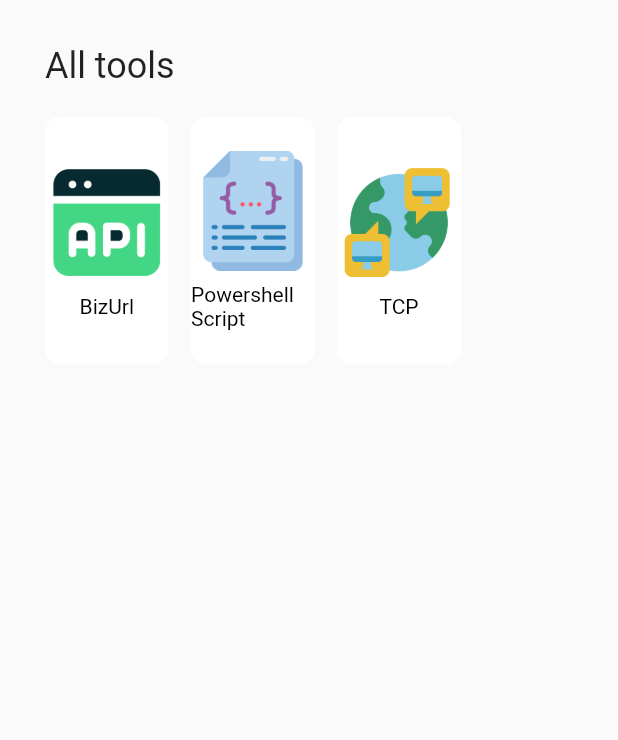
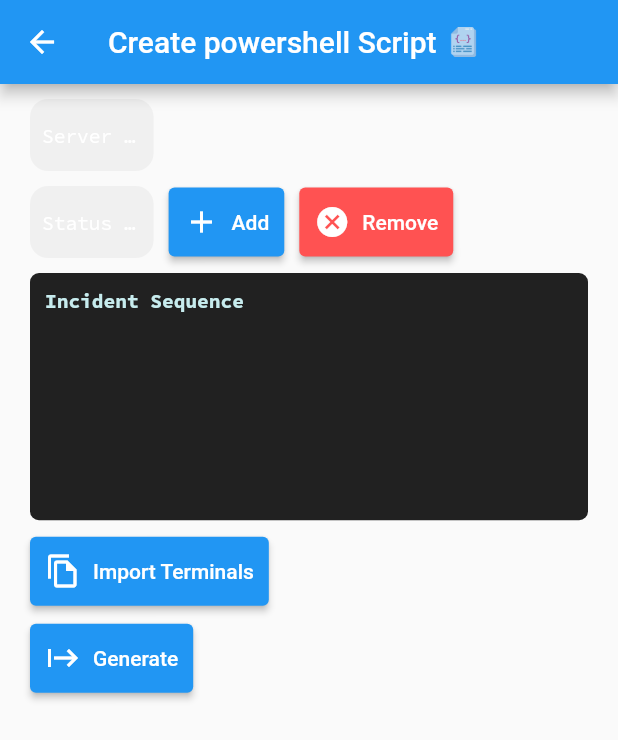
Before and after one commit to shady-bit/LoadTest-tool, a Flutter app: the screen it shows after launch, after a tap on "Powershell Script", on a phone screen of 412 x 824 dp. Shown: the top 740 px of the screen. Run offline on Flutter 3.47's test engine with Material 2 defaults, Android fonts, the phone set to English and light mode, and no system bars; our stand-ins replace csv, file_picker, flutter_zoom_drawer, get, google_fonts, sidebarx and 1 more; missing offline and left inert: window_manager; Roboto replaces fonts that are missing (Ubuntu).

Commit message:
PoweshellScript Screen and service

```diff
--- a/lib/main.dart
+++ b/lib/main.dart
@@ -1,4 +1,5 @@
 import 'package:bbs_utilv2/providers/bizurlUtilProvider.dart';
+import 'package:bbs_utilv2/providers/powerShellScriptProvider.dart';
 import 'package:bbs_utilv2/screens/bizUrlUtilScreen.dart';
 import 'package:flutter/material.dart';
 import 'package:get/get.dart';
@@ -46,6 +47,9 @@ class MyApp extends StatelessWidget {
         providers: [
           Provider<BizUrlProvider>(
             create: (context) => BizUrlProvider(),
+          ),
+          Provider<PowerShellScriptProvider>(
+            create: (context) => PowerShellScriptProvider(),
           )
         ],
         child: const DashboardScreen(),
--- a/lib/screens/dashboardScreen.dart
+++ b/lib/screens/dashboardScreen.dart
@@ -1,5 +1,6 @@
 // ignore: file_names
 import 'package:bbs_utilv2/screens/bizUrlUtilScreen.dart';
+import 'package:bbs_utilv2/screens/powerShellScriptScreen.dart';
 import 'package:flutter/material.dart';
 import 'package:flutter_zoom_drawer/config.dart';
 import 'package:get/get.dart';
@@ -12,22 +13,8 @@ class DashboardScreen extends StatelessWidget {
   @override
   Widget build(BuildContext context) {
     var size = MediaQuery.of(context).size;
-    final ZoomDrawerController z = ZoomDrawerController();
 
     return
-        //   ZoomDrawer(
-        //     controller: z,
-        //     borderRadius: 24,
-        //     style: DrawerStyle.style3,
-        //     // showShadow: true,
-        //     openCurve: Curves.fastOutSlowIn,
-        //     slideWidth: MediaQuery.of(context).size.width * 0.15,
-        //     duration: const Duration(milliseconds: 500),
-        //     // angle: 0.0,
-        //     menuBackgroundColor: Colors.indigo,
-        //     mainScreen:  const BizUrlUtilScreen(),
-        //     menuScreen: Theme(
-        //     data: ThemeData.dark(), child: const MenuScreen()
         Scaffold(
       body: Container(
         padding: const EdgeInsets.all(30),
@@ -58,7 +45,9 @@ class DashboardScreen extends StatelessWidget {
                 size: size,
                 title: "Powershell Script",
                 logoImage: "images/file.png",
-                onPress: () {},
+                onPress: () {
+                  Get.to(() => const PowerShellScriptScreen());
+                },
               ),
               const SizedBox(
                 width: 15,
--- /dev/null
+++ b/lib/screens/powerShellScriptScreen.dart
@@ -0,0 +1,124 @@
+import 'package:bbs_utilv2/providers/powerShellScriptProvider.dart';
+import 'package:flutter/material.dart';
+import 'package:provider/provider.dart';
+
+import '../constants/widgetStyles.dart';
+import '../widgets/incidentSequenceWidget.dart';
+
+class PowerShellScriptScreen extends StatelessWidget {
+  const PowerShellScriptScreen({super.key});
+
+  @override
+  Widget build(BuildContext context) {
+    var size = MediaQuery.of(context).size;
+    return ChangeNotifierProvider(
+        create: ((context) => PowerShellScriptProvider()),
+        builder: (context, child) {
+          final provider = Provider.of<PowerShellScriptProvider>(context);
+          return Scaffold(
+            appBar: AppBar(
+                title: Row(
+              children: [
+                const Text("Create powershell Script"),
+                const SizedBox(
+                  width: 8,
+                ),
+                Hero(
+                  tag: "Powershell Script",
+                  child: Image.asset(
+                    "images/file.png",
+                    height: 20,
+                  ),
+                ),
+              ],
+            )),
+            body: Container(
+                padding: const EdgeInsets.symmetric(horizontal: 20.0),
+                child: Column(
+                  crossAxisAlignment: CrossAxisAlignment.start,
+                  children: [
+                    const SizedBox(
+                      height: 10,
+                    ),
+                    SizedBox(
+                      width: size.width * 0.2,
+                      child: TextField(
+                        controller: provider.serverIpInput,
+                        decoration: WidgetStyles.textFieldDecor("Server Ip"),
+                      ),
+                    ),
+
+                    const SizedBox(
+                      height: 10,
+                    ),
+                    Row(
+                      children: [
+                        SizedBox(
+                          width: size.width * 0.2,
+                          child: TextField(
+                            controller: provider.statusCodeInput,
+                            decoration:
+                                WidgetStyles.textFieldDecor("Status Code"),
+                          ),
+                        ),
+                        const SizedBox(
+                          width: 10,
+                        ),
+                        ElevatedButton.icon(
+                          icon: const Icon(Icons.add),
+                          label: const Text("Add"),
+                          style: const ButtonStyle(
+                              padding: MaterialStatePropertyAll(
+                                  EdgeInsets.symmetric(
+                                      horizontal: 10, vertical: 11))),
+                          onPressed: () => provider.addStatusCode(),
+                        ),
+                        const SizedBox(
+                          width: 10,
+                        ),
+                        ElevatedButton.icon(
+                          icon: const Icon(Icons.cancel),
+                          label: const Text("Remove"),
+                          style: const ButtonStyle(
+                              backgroundColor:
+                                  MaterialStatePropertyAll(Colors.redAccent),
+                              padding: MaterialStatePropertyAll(
+                                  EdgeInsets.symmetric(
+                                      horizontal: 10, vertical: 11))),
+                          onPressed: () => provider.removeStatusCode(),
+                        )
+                      ],
+                    ),
+                    // ignore: prefer_const_constructors
+                    SizedBox(
+                      height: 10,
+                    ),
+                     IncidentSequenceWidget(
+                      incidentSequence: provider.statusCodeList.join(' ⮕ '),
+                    ),
+                    const SizedBox(
+                      height: 10,
+                    ),
+                    ElevatedButton.icon(
+                        icon: const Icon(Icons.file_copy_outlined),
+                        label: const Text('Import Terminals'),
+                        style: const ButtonStyle(
+                            padding: MaterialStatePropertyAll(
+                                EdgeInsets.symmetric(
+                                    horizontal: 10, vertical: 11))),
+                        onPressed: () => provider.loadCsvFromStorage(),),
+                        const SizedBox(height: 10,),
+                        ElevatedButton.icon(
+                        icon: const Icon(Icons.start),
+                        label: const Text('Generate'),
+                        style: const ButtonStyle(
+                            padding: MaterialStatePropertyAll(
+                                EdgeInsets.symmetric(
+                                    horizontal: 10, vertical: 11))),
+                        onPressed: () => provider.createScript(),),
+                  ],
+                )),
+          );
+        });
+  }
+}
```
Also changed, not shown: lib/providers/powerShellScriptProvider.dart (added, +87 -0 lines), lib/screens/bizUrlUtilScreen.dart (+60 -33 lines).
